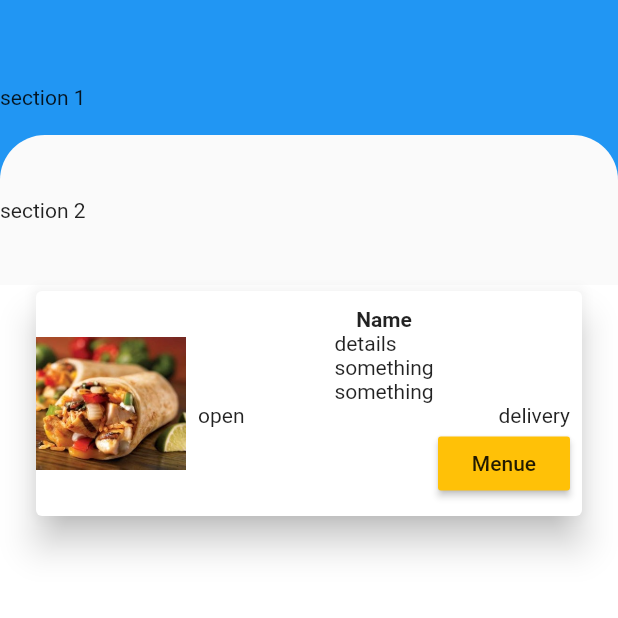
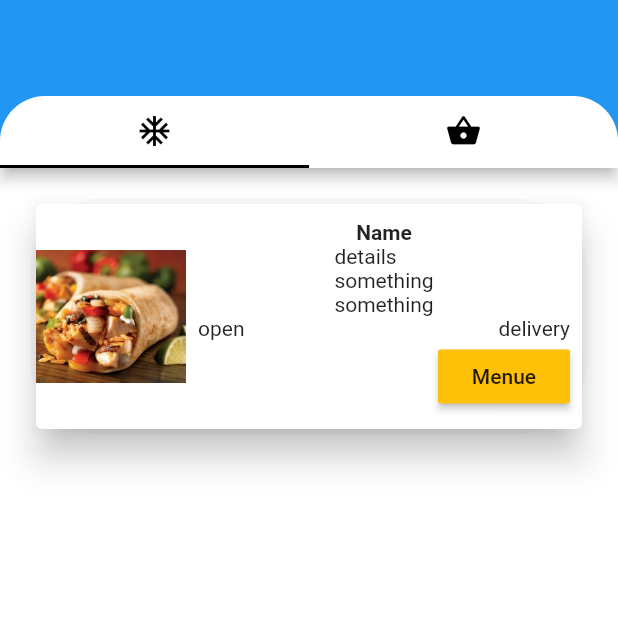
Before and after one commit to ThiwankaShan/Food_app_flutter, a Flutter app: the screen it shows after launch, on a phone screen of 412 x 824 dp, the top half of it. Run offline on Flutter 3.47's test engine with Material 2 defaults, Android fonts, the phone set to English and light mode, and no system bars; our stand-ins replace font_awesome_flutter; missing offline and left inert: tabbar.

Commit message:
created appbar wrapper with tabbar

```diff
--- a/lib/Customer/CustomerHome.dart
+++ b/lib/Customer/CustomerHome.dart
@@ -4,36 +4,13 @@ class CustomerHome extends StatelessWidget {
   @override
   Widget build(BuildContext context) {
     return MaterialApp(
+        debugShowCheckedModeBanner: false,
         home: Scaffold(
-      backgroundColor: Colors.blue,
+          backgroundColor: Colors.white,
           body: Container(
-          padding: EdgeInsets.fromLTRB(0.0, 40.0, 0.0, 0.0),
+              padding: EdgeInsets.fromLTRB(0.0, 20.0, 0.0, 0.0),
               child: Column(
                 children: <Widget>[
-              Material(
-                color: Colors.blue,
-                child: Row(
-                  children: <Widget>[
-                    Text('section 1'),
-                    SizedBox(
-                      height: 50,
-                    )
-                  ],
-                ),
-              ),
-              Material(
-                borderRadius: BorderRadius.only(
-                    topLeft: Radius.circular(30.0),
-                    topRight: Radius.circular(30.0)),
-                child: Row(
-                  children: <Widget>[
-                    Text('section 2'),
-                    SizedBox(
-                      height: 100,
-                    )
-                  ],
-                ),
-              ),
                   Expanded(
                     child: Container(
                       color: Colors.white,
@@ -42,7 +19,9 @@ class CustomerHome extends StatelessWidget {
                           scrollDirection: Axis.vertical,
                           padding: EdgeInsets.symmetric(horizontal: 20.0),
                           children: <Widget>[
-                        Card(
+                            Material(
+                              borderRadius: BorderRadius.circular(50.0),
+                              child: Card(
                                 elevation: 10.0,
                                 child: Row(
                                   children: <Widget>[
@@ -67,7 +46,8 @@ class CustomerHome extends StatelessWidget {
                                                 Text(
                                                   'Name',
                                                   style: TextStyle(
-                                                fontWeight: FontWeight.w700),
+                                                      fontWeight:
+                                                          FontWeight.w700),
                                                 )
                                               ],
                                             ),
@@ -75,12 +55,14 @@ class CustomerHome extends StatelessWidget {
                                               mainAxisAlignment:
                                                   MainAxisAlignment.center,
                                               children: <Widget>[
-                                          Text('details\nsomething\nsomething')
+                                                Text(
+                                                    'details\nsomething\nsomething')
                                               ],
                                             ),
                                             Row(
                                               mainAxisAlignment:
-                                            MainAxisAlignment.spaceBetween,
+                                                  MainAxisAlignment
+                                                      .spaceBetween,
                                               children: <Widget>[
                                                 Text('open'),
                                                 Text('delivery')
@@ -103,6 +85,7 @@ class CustomerHome extends StatelessWidget {
                                   ],
                                 ),
                               ),
+                            ),
                           ]),
                     ),
                   )
--- a/lib/main.dart
+++ b/lib/main.dart
@@ -1,6 +1,6 @@
 import 'package:flutter/material.dart';
-import 'package:food_app_frontend/Auth/SignIn.dart';
 import 'package:food_app_frontend/Customer/CustomerHome.dart';
+import 'package:food_app_frontend/wrapper.dart';
 
 void main() {
   runApp(MyApp());
@@ -10,6 +10,6 @@ class MyApp extends StatelessWidget {
   // This widget is the root of your application.
   @override
   Widget build(BuildContext context) {
-    return CustomerHome();
+    return Wrapper();
   }
 }
--- /dev/null
+++ b/lib/wrapper.dart
@@ -0,0 +1,60 @@
+import 'package:flutter/material.dart';
+import 'package:food_app_frontend/Customer/CustomerHome.dart';
+import 'package:tabbar/tabbar.dart';
+
+class Wrapper extends StatefulWidget {
+  @override
+  _WrapperState createState() => _WrapperState();
+}
+
+class _WrapperState extends State<Wrapper> with SingleTickerProviderStateMixin {
+  TabController controller;
+
+  @override
+  void initState() {
+    super.initState();
+    controller = new TabController(vsync: this, length: 2);
+  }
+
+  @override
+  void dispose() {
+    controller.dispose();
+    super.dispose();
+  }
+
+  @override
+  Widget build(BuildContext context) {
+    return MaterialApp(
+      home: Scaffold(
+        appBar: AppBar(
+          backgroundColor: Colors.blue,
+          centerTitle: true,
+          bottom: PreferredSize(
+            preferredSize: Size.fromHeight(kToolbarHeight),
+            child: Material(
+              borderRadius: BorderRadius.only(
+                  topLeft: Radius.circular(30.0),
+                  topRight: Radius.circular(30.0)),
+              color: Colors.white,
+              child: TabBar(
+                indicatorColor: Colors.black,
+                controller: controller,
+                tabs: [
+                  Tab(child: Icon(Icons.ac_unit, color: Colors.black)),
+                  Tab(child: Icon(Icons.shopping_basket, color: Colors.black)),
+                ],
+              ),
+            ),
+          ),
+        ),
+        body: TabBarView(
+          controller: controller,
+          children: <Widget>[
+            CustomerHome(),
+            Container(color: Colors.red),
+          ],
+        ),
+      ),
+    );
+  }
+}
--- a/pubspec.yaml
+++ b/pubspec.yaml
@@ -30,6 +30,7 @@ dependencies:
   cupertino_icons: ^0.1.3
   adobe_xd: ^0.1.4
   font_awesome_flutter: ^8.8.1
+  tabbar: ^0.1.1
 
 dev_dependencies:
   flutter_test:
```
Also changed, not shown: pubspec.lock. Lines whose indentation alone changed are shown as unchanged.
